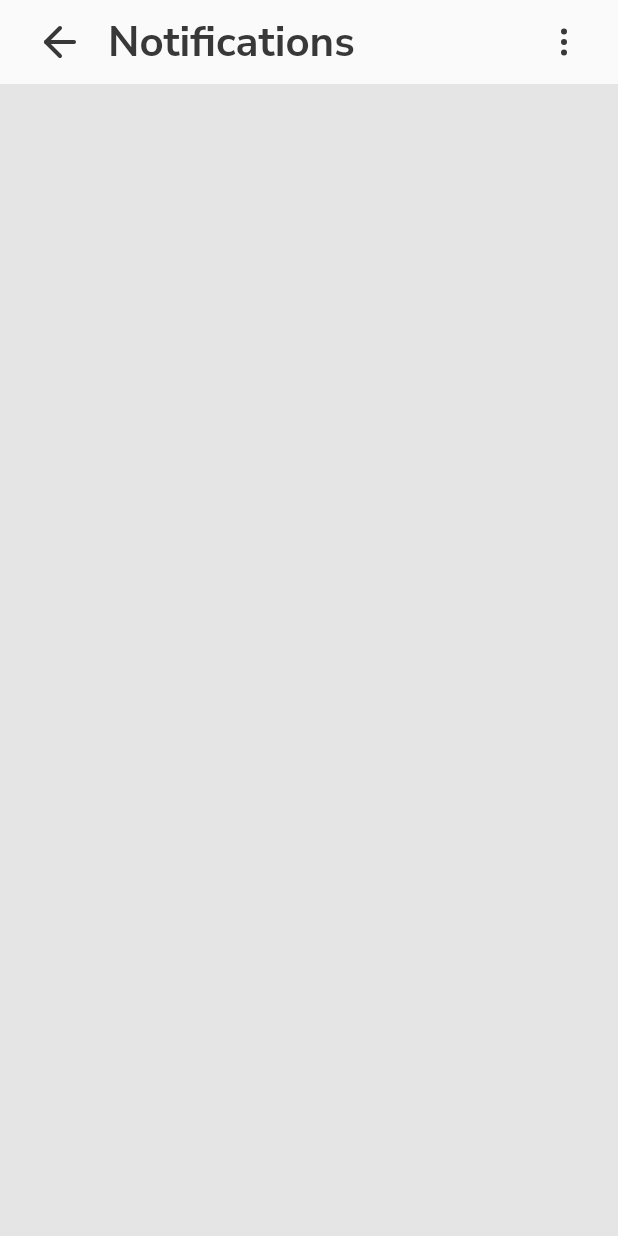
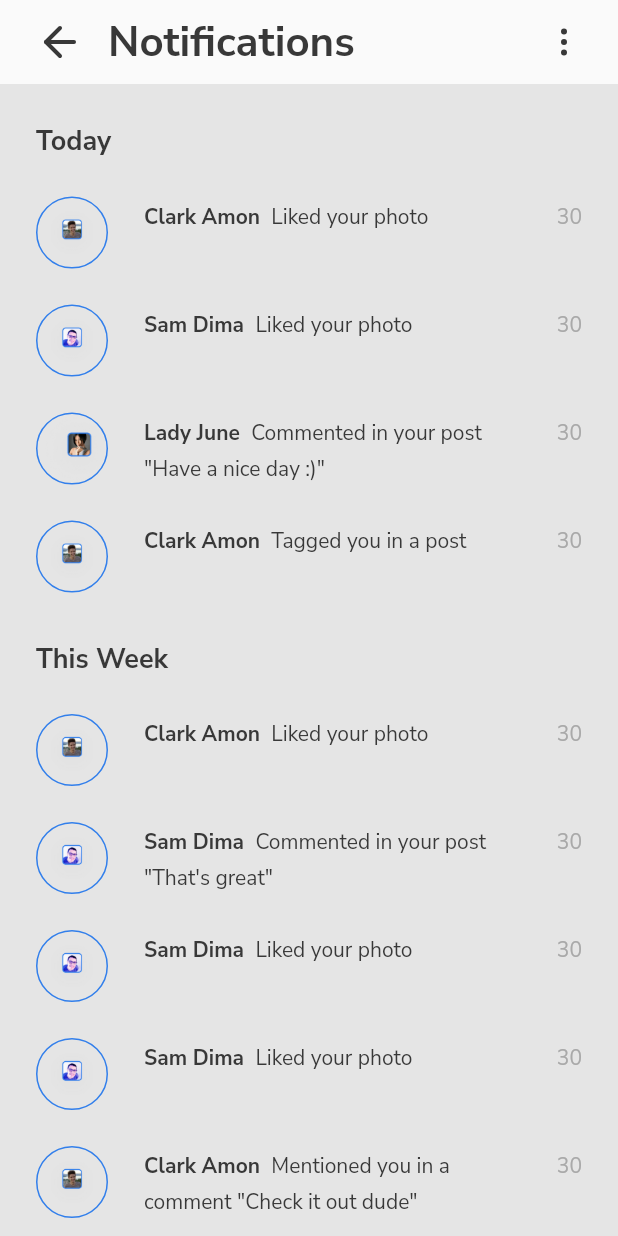
Before and after one commit to IamKhuk/pictogram, a Flutter app: the NotificationScreen screen opened directly, on a phone screen of 412 x 824 dp. Run offline on Flutter 3.47's test engine with Material 2 defaults, Android fonts, the phone set to English and light mode, and no system bars; our stand-ins replace carousel_slider, dotted_border, flutter_svg, flutter_swipe_action_cell, image_picker, shared_preferences; accounts and stored records are empty.

Commit message:
Notification Screen

```diff
--- a/lib/src/ui/menu/home/home_screen.dart
+++ b/lib/src/ui/menu/home/home_screen.dart
@@ -9,6 +9,7 @@ import 'package:pictogram/src/model/post_model.dart';
 import 'package:pictogram/src/model/top_story_model.dart';
 import 'package:pictogram/src/model/user_model.dart';
 import 'package:pictogram/src/theme/app_theme.dart';
+import 'package:pictogram/src/ui/menu/home/notification_screen.dart';
 import 'package:pictogram/src/widgets/post_container.dart';
 
 UserModel me = UserModel(
@@ -47,8 +48,7 @@ List<PostModel> posts = [
             "Haha lol. That’s so easy to use and user friendly, go try again in a moment!",
       ),
       CommentsModel(
-        user:
-        user_02,
+        user: user_02,
         comment:
             'Wow! that’s so frickin’ cool dude, where do you get that? Is it available in Supermarket?',
       ),
@@ -100,8 +100,7 @@ List<PostModel> posts = [
             "@dudewayne9 I will go there next week, is it worth it? maybe we can go there together haha.",
       ),
       CommentsModel(
-        user:
-        user_04,
+        user: user_04,
         comment:
             '@john_flicks Haha isn’t that funny to you? share it to your mother and tell me her reaction!',
       ),
@@ -175,8 +174,7 @@ List<PostModel> posts = [
             "@dudewayne9 I will go there next week, is it worth it? maybe we can go there together haha.",
       ),
       CommentsModel(
-        user:
-        user_03,
+        user: user_03,
         comment:
             '@john_flicks Haha isn’t that funny to you? share it to your mother and tell me her reaction!',
       ),
@@ -260,7 +258,19 @@ class _HomeScreenState extends State<HomeScreen> {
         ),
         centerTitle: false,
         actions: [
-          SvgPicture.asset('assets/icons/bell.svg'),
+          GestureDetector(
+            onTap: () {
+              Navigator.push(
+                context,
+                MaterialPageRoute(
+                  builder: (context) {
+                    return NotificationScreen();
+                  },
+                ),
+              );
+            },
+            child: SvgPicture.asset('assets/icons/bell.svg'),
+          ),
           SizedBox(width: 24),
         ],
         elevation: 0,
--- a/lib/src/ui/menu/home/notification_screen.dart
+++ b/lib/src/ui/menu/home/notification_screen.dart
@@ -4,27 +4,48 @@ import 'package:flutter_svg/svg.dart';
 import 'package:pictogram/src/defaults/users.dart';
 import 'package:pictogram/src/model/notification_model.dart';
 import 'package:pictogram/src/theme/app_theme.dart';
+import 'package:pictogram/src/widgets/notification_container.dart';
 
 class NotificationScreen extends StatefulWidget {
-
   @override
   _NotificationScreenState createState() => _NotificationScreenState();
 }
 
 class _NotificationScreenState extends State<NotificationScreen> {
-  List<NotificationModel> today =[
+  List<NotificationModel> today = [
     NotificationModel(user: user_01, id: 1, date: DateTime.now()),
     NotificationModel(user: user_02, id: 1, date: DateTime.now()),
-    NotificationModel(user: user_03, id: 2, content: 'Have a nice day :)', date: DateTime.now()),
-    NotificationModel(user: user_04, id: 3, content: 'post', date: DateTime.now()),
+    NotificationModel(
+      user: user_03,
+      id: 2,
+      content: 'Have a nice day :)',
+      date: DateTime.now(),
+    ),
+    NotificationModel(
+      user: user_04,
+      id: 3,
+      content: 'post',
+      date: DateTime.now(),
+    ),
   ];
 
-  List<NotificationModel> thisWeek =[
+  List<NotificationModel> thisWeek = [
     NotificationModel(user: user_01, id: 1, date: DateTime.now()),
-    NotificationModel(user: user_02, id: 2, content: 'That\'s great', date: DateTime.now()),
+    NotificationModel(
+      user: user_02,
+      id: 2,
+      content: 'That\'s great',
+      date: DateTime.now(),
+    ),
     NotificationModel(user: user_02, id: 1, date: DateTime.now()),
     NotificationModel(user: user_02, id: 1, date: DateTime.now()),
-    NotificationModel(user: user_04, id: 3, content: 'comment', date: DateTime.now()),
+    NotificationModel(
+      user: user_04,
+      id: 3,
+      content: 'comment',
+      date: DateTime.now(),
+      mention: 'Check it out dude',
+    ),
   ];
 
   @override
@@ -63,9 +84,58 @@ class _NotificationScreenState extends State<NotificationScreen> {
         backgroundColor: AppTheme.bg1,
         brightness: Brightness.light,
       ),
-      body: ListView(
-
-      ),
+      body: today.length > 0 || thisWeek.length > 0
+          ? ListView(
+              padding: EdgeInsets.all(24),
+              children: [
+                today.length > 0
+                    ? Text(
+                        'Today',
+                        style: TextStyle(
+                          fontWeight: FontWeight.bold,
+                          fontSize: 18,
+                          fontFamily: AppTheme.fontFamily,
+                          height: 1.5,
+                          color: AppTheme.dark,
+                        ),
+                      )
+                    : Container(),
+                today.length > 0
+                    ? ListView.builder(
+                        itemCount: today.length,
+                        physics: NeverScrollableScrollPhysics(),
+                        shrinkWrap: true,
+                        itemBuilder: (context, index) {
+                          return NotificationContainer(data: today[index]);
+                        },
+                      )
+                    : Container(),
+                today.length > 0 ? SizedBox(height: 30) : Container(),
+                thisWeek.length > 0
+                    ? Text(
+                        'This Week',
+                        style: TextStyle(
+                          fontWeight: FontWeight.bold,
+                          fontSize: 18,
+                          fontFamily: AppTheme.fontFamily,
+                          height: 1.5,
+                          color: AppTheme.dark,
+                        ),
+                      )
+                    : Container(),
+                thisWeek.length > 0
+                    ? ListView.builder(
+                        itemCount: thisWeek.length,
+                        physics: NeverScrollableScrollPhysics(),
+                        shrinkWrap: true,
+                        itemBuilder: (context, index) {
+                          return NotificationContainer(data: thisWeek[index]);
+                        },
+                      )
+                    : Container(),
+              ],
+            )
+          : Center(),
     );
   }
 }
--- a/lib/src/widgets/notification_container.dart
+++ b/lib/src/widgets/notification_container.dart
@@ -30,15 +30,15 @@ class NotificationContainer extends StatelessWidget {
               );
             },
             child: Container(
-              height: 38,
-              width: 38,
+              height: 48,
+              width: 48,
               margin: EdgeInsets.only(right: 24),
               decoration: BoxDecoration(
-                borderRadius: BorderRadius.circular(38),
+                borderRadius: BorderRadius.circular(48),
                 border: Border.all(color: AppTheme.blue),
               ),
               child: ClipRRect(
-                borderRadius: BorderRadius.circular(38),
+                borderRadius: BorderRadius.circular(48),
                 child: Image.asset(
                   data.user.pfp,
                   fit: BoxFit.cover,
@@ -77,9 +77,9 @@ class NotificationContainer extends StatelessWidget {
                   ),
                   TextSpan(
                     text: data.id == 2
-                        ? data.content
+                        ? '\"'+data.content+'\"'
                         : data.id == 3 && data.content == 'comment'
-                            ? data.mention
+                            ? '\"'+ data.mention+ '\"'
                             : '',
                     style: TextStyle(
                       fontWeight: FontWeight.normal,
@@ -95,7 +95,7 @@ class NotificationContainer extends StatelessWidget {
           ),
           SizedBox(width: 12),
           Text(
-            data.date.toString(),
+            data.date.minute.toString(),
             style: TextStyle(
               fontWeight: FontWeight.normal,
               fontSize: 14,
```
Lines whose indentation alone changed are shown as unchanged.
